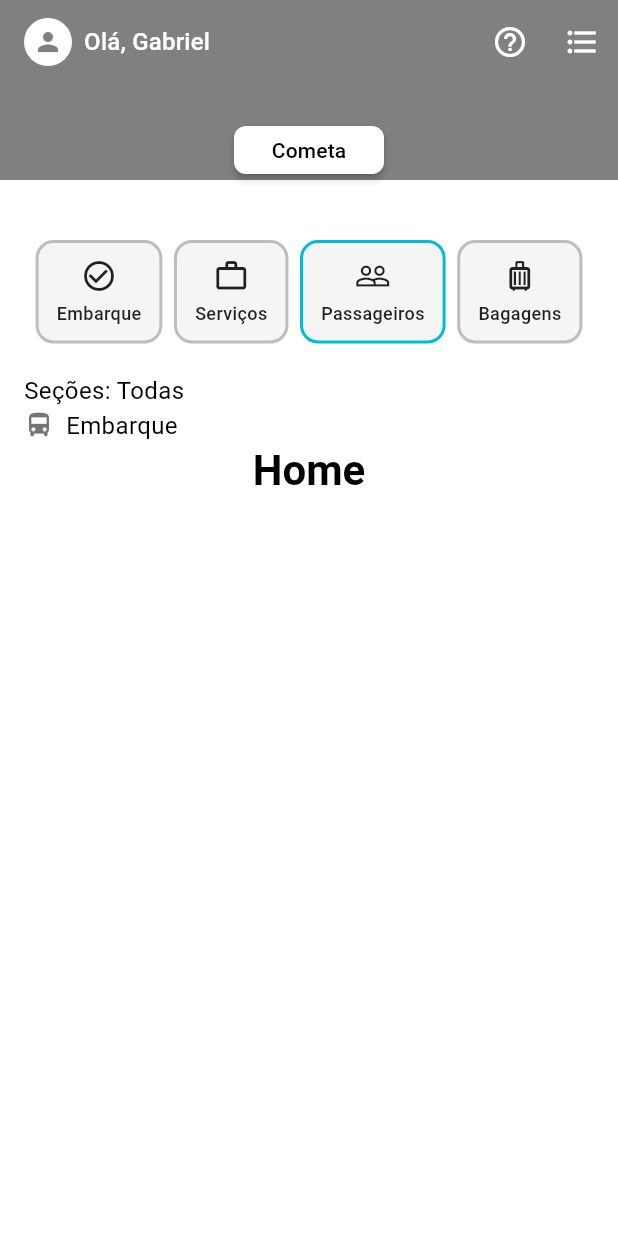
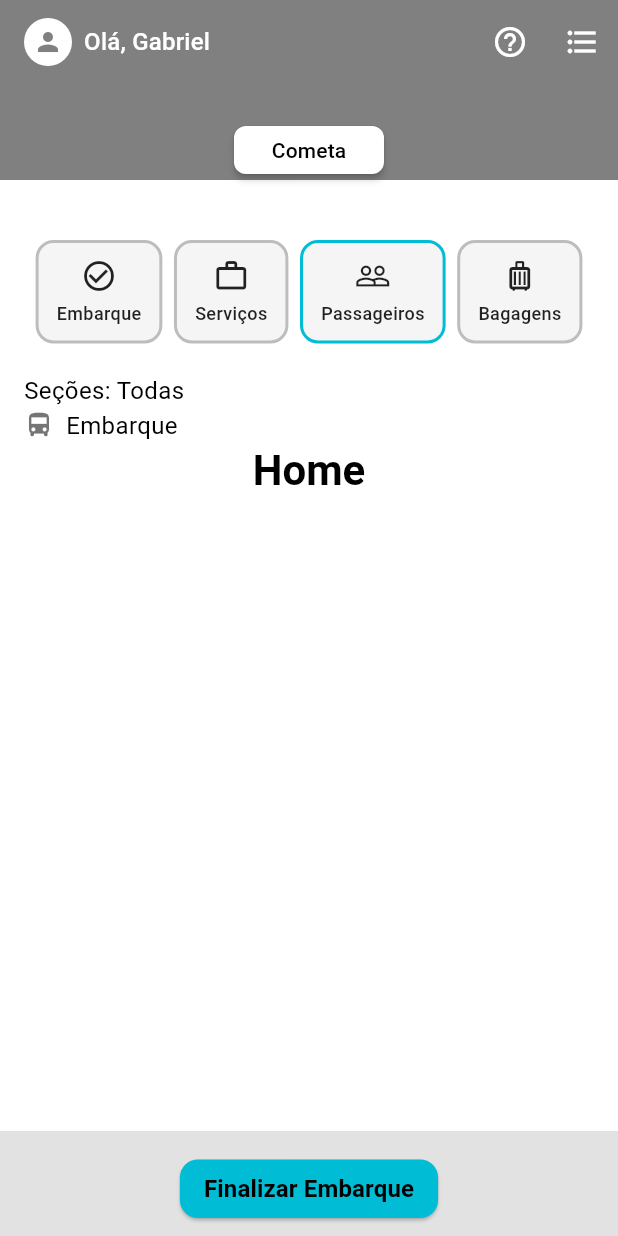
Before and after one commit to renatosimples/TelaApp, a Flutter app: the screen it shows after launch, on a phone screen of 412 x 824 dp. Run offline on Flutter 3.47's test engine with Material 3 defaults, Android fonts, the phone set to English and light mode, and no system bars.

Commit message:
adicionado bottom

```diff
--- a/lib/screens/home.dart
+++ b/lib/screens/home.dart
@@ -14,7 +14,11 @@ class _HomeState extends State<Home> {
   Widget build(BuildContext context) {
     return Scaffold(
       appBar: const CustomAppBar(userName: 'Gabriel'),
-      body: Column(
+      body: Stack(
+        children: [
+          Padding(
+            padding: const EdgeInsets.only(bottom: 70),
+            child: Column(
               crossAxisAlignment: CrossAxisAlignment.start,
               children: [
                 const SizedBox(height: 10),
@@ -31,7 +35,11 @@ class _HomeState extends State<Home> {
                   padding: EdgeInsets.symmetric(horizontal: 16),
                   child: Row(
                     children: [
-                Icon(Icons.directions_bus, size: 20, color: Colors.black54),
+                      Icon(
+                        Icons.directions_bus,
+                        size: 20,
+                        color: Colors.black54,
+                      ),
                       SizedBox(width: 8),
                       Text('Embarque', style: TextStyle(fontSize: 16)),
                     ],
@@ -48,6 +56,47 @@ class _HomeState extends State<Home> {
                 ),
               ],
             ),
+          ),
+          Align(
+            alignment: Alignment.bottomCenter,
+            child: Container(
+              height: 70,
+              color: const Color.fromARGB(255, 227, 226, 226),
+              width: double.infinity,
+            ),
+          ),
+          Positioned(
+            bottom: 12,
+            left: 0,
+            right: 0,
+            child: Center(
+              child: ElevatedButton(
+                onPressed: () {},
+                style: ElevatedButton.styleFrom(
+                  backgroundColor: Colors.cyan,
+                  padding: const EdgeInsets.symmetric(
+                    vertical: 8,
+                    horizontal: 16,
+                  ),
+                  shape: RoundedRectangleBorder(
+                    borderRadius: BorderRadius.circular(12),
+                  ),
+                  minimumSize: const Size(0, 0),
+                  tapTargetSize: MaterialTapTargetSize.shrinkWrap,
+                ),
+                child: const Text(
+                  'Finalizar Embarque',
+                  style: TextStyle(
+                    fontSize: 16,
+                    fontWeight: FontWeight.bold,
+                    color: Colors.black,
+                  ),
+                ),
+              ),
+            ),
+          ),
+        ],
+      ),
     );
   }
 }
```
Lines whose indentation alone changed are shown as unchanged.
